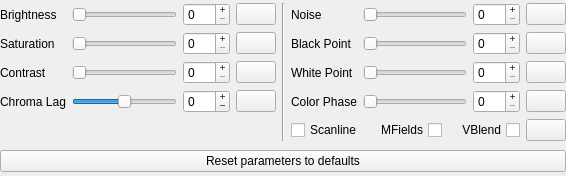
Above: src/gui/designer/wdgPALLMP88959Filter.ui from punesemu/puNES before the change. Below: the same form after it.
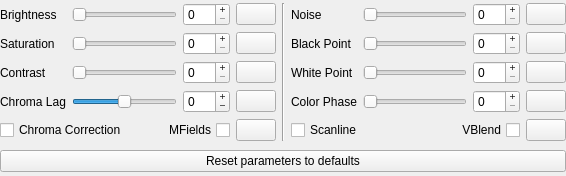
That is the form after the change. Icons and pictures are not drawn.

Commit message: Adjusted the default values of the LMP88959 filters.

Patch:
```diff
--- a/src/gui/designer/wdgPALLMP88959Filter.ui
+++ b/src/gui/designer/wdgPALLMP88959Filter.ui
@@ -64,16 +64,6 @@
          </property>
         </widget>
        </item>
-       <item>
-        <widget class="QCheckBox" name="checkBox_Merge_Fields">
-         <property name="layoutDirection">
-          <enum>Qt::RightToLeft</enum>
-         </property>
-         <property name="text">
-          <string>MFields</string>
-         </property>
-        </widget>
-       </item>
        <item>
         <widget class="QCheckBox" name="checkBox_Vertical_Blend">
          <property name="layoutDirection">
@@ -426,6 +416,41 @@
        </property>
       </widget>
      </item>
+     <item row="4" column="0" colspan="3">
+      <layout class="QHBoxLayout" name="horizontalLayout_CM">
+       <item>
+        <widget class="QCheckBox" name="checkBox_Chroma_Correction">
+         <property name="layoutDirection">
+          <enum>Qt::LeftToRight</enum>
+         </property>
+         <property name="text">
+          <string>Chroma Correction</string>
+         </property>
+        </widget>
+       </item>
+       <item>
+        <widget class="QCheckBox" name="checkBox_Merge_Fields">
+         <property name="layoutDirection">
+          <enum>Qt::RightToLeft</enum>
+         </property>
+         <property name="text">
+          <string>MFields</string>
+         </property>
+        </widget>
+       </item>
+      </layout>
+     </item>
+     <item row="4" column="3">
+      <widget class="QPushButton" name="pushButton_Chroma_Correction_MFields">
+       <property name="text">
+        <string notr="true"/>
+       </property>
+       <property name="icon">
+        <iconset resource="resources.qrc">
+         <normaloff>:/icon/icons/default.svgz</normaloff>:/icon/icons/default.svgz</iconset>
+       </property>
+      </widget>
+     </item>
     </layout>
    </item>
    <item>
```
Left out of the diff: 10 changed lines with no effect on the pictures. The commit also changes 13 other files.
